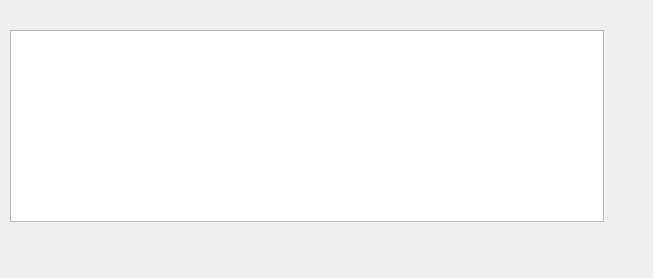
The window that src/watnu/ui/statistics.ui (amogorkon/watnu) describes before a commit, drawn with Qt 5.
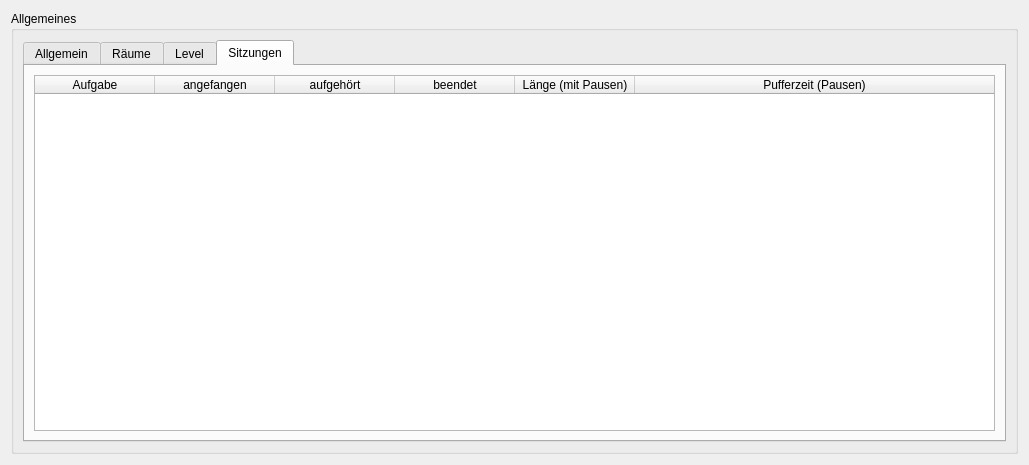
The same window after the commit. The open tabs and pages were chosen to show the change.

```diff
--- a/src/watnu/ui/statistics.ui
+++ b/src/watnu/ui/statistics.ui
@@ -6,109 +6,230 @@
    <rect>
     <x>0</x>
     <y>0</y>
-    <width>653</width>
-    <height>278</height>
+    <width>1029</width>
+    <height>465</height>
    </rect>
   </property>
   <property name="windowTitle">
    <string>Dialog</string>
   </property>
-  <widget class="QTableWidget" name="activities_table">
-   <property name="geometry">
-    <rect>
-     <x>10</x>
-     <y>30</y>
-     <width>594</width>
-     <height>192</height>
-    </rect>
-   </property>
-   <property name="font">
-    <font>
-     <weight>50</weight>
-     <bold>false</bold>
-    </font>
-   </property>
-   <property name="autoFillBackground">
-    <bool>true</bool>
-   </property>
-   <property name="verticalScrollBarPolicy">
-    <enum>Qt::ScrollBarAsNeeded</enum>
-   </property>
+  <layout class="QVBoxLayout" name="verticalLayout">
+   <item>
+    <widget class="QGroupBox" name="general_stats">
+     <property name="title">
+      <string>Allgemeines</string>
+     </property>
+     <layout class="QVBoxLayout" name="verticalLayout_5">
+      <item>
+       <widget class="QTabWidget" name="tabWidget">
+        <property name="currentIndex">
+         <number>0</number>
+        </property>
+        <widget class="QWidget" name="tab">
+         <attribute name="title">
+          <string>Allgemein</string>
+         </attribute>
+         <layout class="QFormLayout" name="formLayout">
+          <item row="0" column="0">
+           <widget class="QLabel" name="label">
+            <property name="text">
+             <string>Gesamtanzahl aller zugefügten Aufgaben</string>
+            </property>
+           </widget>
+          </item>
+          <item row="0" column="1">
+           <widget class="QLabel" name="total_num_tasks">
+            <property name="text">
+             <string>TextLabel</string>
+            </property>
+           </widget>
+          </item>
+         </layout>
+        </widget>
+        <widget class="QWidget" name="widget">
+         <attribute name="title">
+          <string>Räume</string>
+         </attribute>
+         <layout class="QVBoxLayout" name="verticalLayout_4">
+          <item>
+           <widget class="QTableWidget" name="space_stats">
    <property name="editTriggers">
     <set>QAbstractItemView::DoubleClicked|QAbstractItemView::EditKeyPressed</set>
    </property>
    <property name="alternatingRowColors">
     <bool>true</bool>
    </property>
-   <property name="selectionMode">
-    <enum>QAbstractItemView::SingleSelection</enum>
-   </property>
+            <property name="selectionBehavior">
+             <enum>QAbstractItemView::SelectRows</enum>
+            </property>
+            <attribute name="horizontalHeaderHighlightSections">
+             <bool>false</bool>
+            </attribute>
+            <attribute name="verticalHeaderVisible">
+             <bool>false</bool>
+            </attribute>
+            <attribute name="verticalHeaderHighlightSections">
+             <bool>false</bool>
+            </attribute>
+            <column>
+             <property name="text">
+              <string>Raum</string>
+             </property>
+            </column>
+            <column>
+             <property name="text">
+              <string>erledigt</string>
+             </property>
+            </column>
+            <column>
+             <property name="text">
+              <string>unerledigt</string>
+             </property>
+            </column>
+            <column>
+             <property name="text">
+              <string>total</string>
+             </property>
+            </column>
+           </widget>
+          </item>
+         </layout>
+        </widget>
+        <widget class="QWidget" name="widget">
+         <attribute name="title">
+          <string>Level</string>
+         </attribute>
+         <layout class="QVBoxLayout" name="verticalLayout_2">
+          <item>
+           <widget class="QTableWidget" name="level_stats">
+            <property name="editTriggers">
+             <set>QAbstractItemView::NoEditTriggers</set>
+            </property>
+            <property name="alternatingRowColors">
+             <bool>true</bool>
+            </property>
    <property name="selectionBehavior">
     <enum>QAbstractItemView::SelectRows</enum>
    </property>
-   <property name="showGrid">
+            <attribute name="horizontalHeaderHighlightSections">
     <bool>false</bool>
-   </property>
-   <property name="gridStyle">
-    <enum>Qt::SolidLine</enum>
+            </attribute>
+            <attribute name="verticalHeaderVisible">
+             <bool>false</bool>
+            </attribute>
+            <attribute name="verticalHeaderHighlightSections">
+             <bool>false</bool>
+            </attribute>
+            <column>
+             <property name="text">
+              <string>Level</string>
+             </property>
+            </column>
+            <column>
+             <property name="text">
+              <string>erledigt</string>
+             </property>
+            </column>
+            <column>
+             <property name="text">
+              <string>unerledigt</string>
+             </property>
+            </column>
+            <column>
+             <property name="text">
+              <string>total</string>
+             </property>
+            </column>
+           </widget>
+          </item>
+         </layout>
+        </widget>
+        <widget class="QWidget" name="widget">
+         <attribute name="title">
+          <string>Sitzungen</string>
+         </attribute>
+         <layout class="QVBoxLayout" name="verticalLayout_3">
+          <item>
+           <widget class="QTableWidget" name="session_stats">
+            <property name="sizeAdjustPolicy">
+             <enum>QAbstractScrollArea::AdjustToContentsOnFirstShow</enum>
+            </property>
+            <property name="editTriggers">
+             <set>QAbstractItemView::NoEditTriggers</set>
+            </property>
+            <property name="dragDropOverwriteMode">
+             <bool>false</bool>
+            </property>
+            <property name="alternatingRowColors">
+             <bool>true</bool>
+            </property>
+            <property name="selectionBehavior">
+             <enum>QAbstractItemView::SelectRows</enum>
    </property>
    <property name="sortingEnabled">
     <bool>true</bool>
    </property>
-   <property name="wordWrap">
-    <bool>false</bool>
-   </property>
-   <property name="cornerButtonEnabled">
-    <bool>false</bool>
-   </property>
-   <property name="columnCount">
-    <number>4</number>
-   </property>
-   <attribute name="horizontalHeaderVisible">
-    <bool>false</bool>
+            <attribute name="horizontalHeaderCascadingSectionResizes">
+             <bool>true</bool>
+            </attribute>
+            <attribute name="horizontalHeaderDefaultSectionSize">
+             <number>120</number>
+            </attribute>
+            <attribute name="horizontalHeaderHighlightSections">
+             <bool>true</bool>
+            </attribute>
+            <attribute name="horizontalHeaderMinimumSectionSize">
+             <number>120</number>
+            </attribute>
+            <attribute name="horizontalHeaderShowSortIndicator" stdset="0">
+             <bool>true</bool>
+            </attribute>
+            <attribute name="horizontalHeaderStretchLastSection">
+             <bool>true</bool>
    </attribute>
    <attribute name="verticalHeaderVisible">
     <bool>false</bool>
    </attribute>
    <column>
     <property name="text">
-     <string>activity_id</string>
+              <string>Aufgabe</string>
     </property>
    </column>
    <column>
     <property name="text">
-     <string>Name</string>
-    </property>
-    <property name="font">
-     <font>
-      <weight>75</weight>
-      <bold>true</bold>
-     </font>
+              <string>angefangen</string>
+             </property>
+            </column>
+            <column>
+             <property name="text">
+              <string>aufgehört</string>
     </property>
    </column>
    <column>
     <property name="text">
-     <string>∑ Zeit [min]</string>
-    </property>
-    <property name="font">
-     <font>
-      <weight>75</weight>
-      <bold>true</bold>
-     </font>
+              <string>beendet</string>
+             </property>
+            </column>
+            <column>
+             <property name="text">
+              <string>Länge (mit Pausen)</string>
     </property>
    </column>
    <column>
     <property name="text">
-     <string>#Aufgaben</string>
-    </property>
-    <property name="font">
-     <font>
-      <weight>75</weight>
-      <bold>true</bold>
-     </font>
-    </property>
-   </column>
-  </widget>
+              <string>Pufferzeit (Pausen)</string>
+             </property>
+            </column>
+           </widget>
+          </item>
+         </layout>
+        </widget>
+       </widget>
+      </item>
+     </layout>
+    </widget>
+   </item>
+  </layout>
  </widget>
  <resources/>
  <connections/>
```
Left out of the diff: 5 changed lines with no effect on the pictures. Lines whose indentation alone changed are shown as unchanged.
